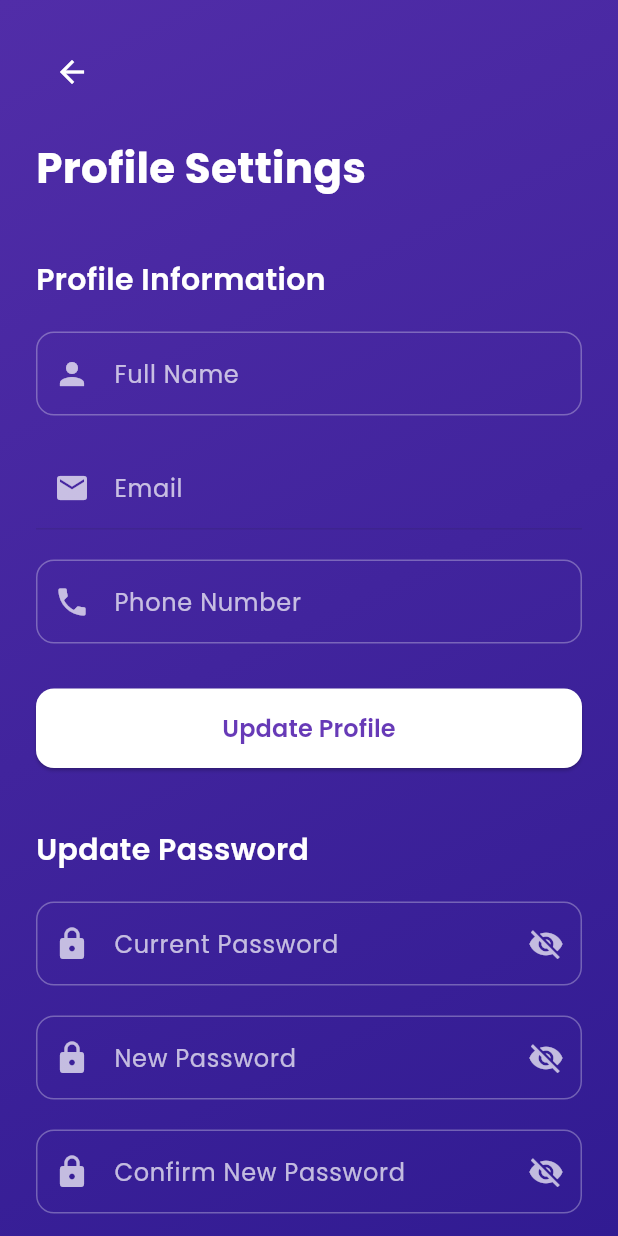
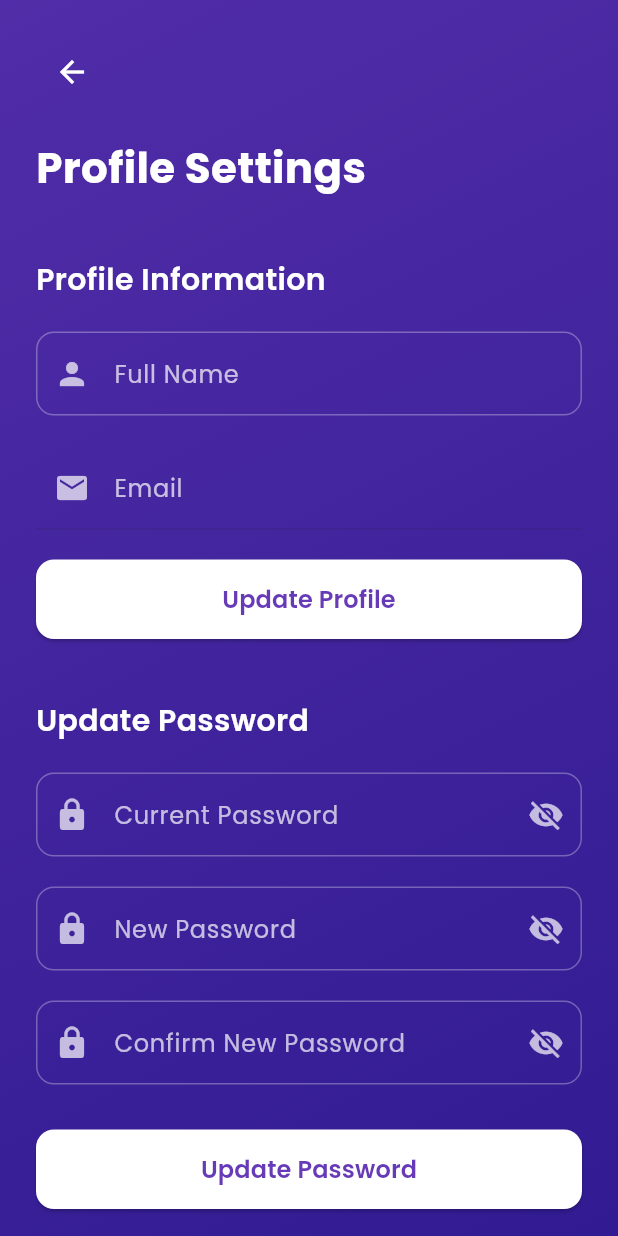
Before and after one commit to jamalihassan0307/Shopping-Ecommers-App-in-SQL, a Flutter app: the ProfileSettingsScreen screen opened by its route, on a phone screen of 412 x 824 dp. Run offline on Flutter 3.47's test engine with Material 3 defaults, Android fonts, the phone set to English and light mode, and no system bars; drawn by our look-alikes of flutter_animate; our stand-ins replace animated_text_kit, flutter_zoom_drawer, font_awesome_flutter, get, google_fonts, lottie and 2 more; accounts and stored records are empty.

Commit message:
Refactor ProfileSettingsScreen by removing the phone number field and associated logic, simplifying user data loading, and updating password handling. Clean up unused variables and improve code maintainability.

```diff
--- a/lib/screens/profile_settings_screen.dart
+++ b/lib/screens/profile_settings_screen.dart
@@ -1,8 +1,6 @@
 import 'package:flutter/material.dart';
 import 'package:google_fonts/google_fonts.dart';
 import 'package:flutter_animate/flutter_animate.dart';
-import 'package:image_picker/image_picker.dart';
-import 'dart:io';
 import 'package:get/get.dart';
 import '../controller/profile_controller.dart';
 
@@ -18,12 +16,9 @@ class _ProfileSettingsScreenState extends State<ProfileSettingsScreen> {
   final _passwordFormKey = GlobalKey<FormState>();
   final _nameController = TextEditingController();
   final _emailController = TextEditingController();
-  final _phoneController = TextEditingController();
   final _currentPasswordController = TextEditingController();
   final _newPasswordController = TextEditingController();
   final _confirmPasswordController = TextEditingController();
-  File? _profileImage;
-  final _imagePicker = ImagePicker();
   final _profileController = Get.find<ProfileController>();
   bool _isLoading = false;
   bool _isPasswordLoading = false;
@@ -43,19 +38,12 @@ class _ProfileSettingsScreenState extends State<ProfileSettingsScreen> {
       setState(() {
         _nameController.text = userData['name'] ?? '';
         _emailController.text = userData['email'] ?? '';
-        _phoneController.text = userData['phone'] ?? '';
+        _currentPasswordController.text = userData['password'] ?? '';
       });
     }
   }
 
-  Future<void> _pickImage() async {
-    final pickedFile = await _imagePicker.pickImage(source: ImageSource.gallery);
-    if (pickedFile != null) {
-      setState(() {
-        _profileImage = File(pickedFile.path);
-      });
-    }
-  }
+
 
   Future<void> _handleUpdate() async {
     if (_formKey.currentState!.validate()) {
@@ -64,7 +52,6 @@ class _ProfileSettingsScreenState extends State<ProfileSettingsScreen> {
       try {
         final success = await _profileController.updateProfile(
           name: _nameController.text.trim(),
-          phone: _phoneController.text.trim(),
         );
 
         if (success) {
@@ -82,7 +69,7 @@ class _ProfileSettingsScreenState extends State<ProfileSettingsScreen> {
 
       try {
         final success = await _profileController.updatePassword(
-          currentPassword: _currentPasswordController.text,
+          oldPassword: _currentPasswordController.text,
           newPassword: _newPasswordController.text,
         );
 
@@ -209,34 +196,7 @@ class _ProfileSettingsScreenState extends State<ProfileSettingsScreen> {
 
                         const SizedBox(height: 20),
 
-                        TextFormField(
-                          controller: _phoneController,
-                          style: const TextStyle(color: Colors.white),
-                          keyboardType: TextInputType.phone,
-                          decoration: InputDecoration(
-                            labelText: 'Phone Number',
-                            labelStyle: TextStyle(color: Colors.white70),
-                            prefixIcon: const Icon(Icons.phone, color: Colors.white70),
-                            enabledBorder: OutlineInputBorder(
-                              borderRadius: BorderRadius.circular(12),
-                              borderSide: BorderSide(color: Colors.white30),
-                            ),
-                            focusedBorder: OutlineInputBorder(
-                              borderRadius: BorderRadius.circular(12),
-                              borderSide: const BorderSide(color: Colors.white),
-                            ),
-                          ),
-                          validator: (value) {
-                            if (value == null || value.isEmpty) {
-                              return 'Please enter your phone number';
-                            }
-                            return null;
-                          },
-                        ).animate()
-                          .fadeIn(delay: 1000.ms)
-                          .slideY(begin: 0.2, end: 0),
 
-                        const SizedBox(height: 30),
 
                         SizedBox(
                           width: double.infinity,
@@ -469,7 +429,6 @@ class _ProfileSettingsScreenState extends State<ProfileSettingsScreen> {
   void dispose() {
     _nameController.dispose();
     _emailController.dispose();
-    _phoneController.dispose();
     _currentPasswordController.dispose();
     _newPasswordController.dispose();
     _confirmPasswordController.dispose();
```
Also changed, not shown: lib/services/database_service.dart (+56 -56 lines).
